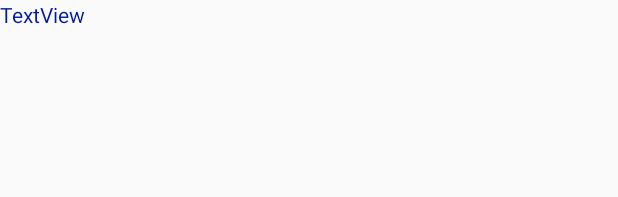
After one commit to SolalDR/FNFA-2018, an Android app: the layout item_program.xml on its own in the app's theme, with its tools: preview values and no code run, on a phone screen of 412 x 824 dp. The commit adds this screen. Shown: the top 197 px of the screen. Run offline under Robolectric (Android 15) with nearby library versions, the phone set to English and light mode, and no system bars.

Commit message:
Add list event in ProgramActivity

```diff
--- /dev/null
+++ b/app/src/main/res/layout/item_program.xml
@@ -0,0 +1,14 @@
+<?xml version="1.0" encoding="utf-8"?>
+<LinearLayout xmlns:android="http://schemas.android.com/apk/res/android"
+    android:layout_width="wrap_content"
+    android:layout_height="wrap_content">
+
+    <TextView
+        android:id="@+id/programTextView"
+        android:layout_width="402dp"
+        android:layout_height="56dp"
+        android:layout_weight="1"
+        android:text="TextView"
+        android:textColor="@color/blue" />
+
+</LinearLayout>
--- a/app/src/main/res/values/colors.xml
+++ b/app/src/main/res/values/colors.xml
@@ -1,7 +1,7 @@
 <?xml version="1.0" encoding="utf-8"?>
 <resources>
 
-    <color name="blue">#021B9C</color>
+    <color name="blue">#021b9c</color>
     <color name="green">#46D4AF</color>
     <color name="orange">#FCB72E</color>
     <color name="yellow">#DBE252</color>
```
Also changed, not shown: app/src/main/AndroidManifest.xml (+0 -8 lines), app/src/main/java/com/example/solal/festivalnationaldufilmdanimation/ProgramActivity.kt (+50 -1 lines), app/src/main/res/layout/activity_program.xml (+8 -0 lines), app/src/main/res/layout/content_program.xml (+13 -0 lines).
